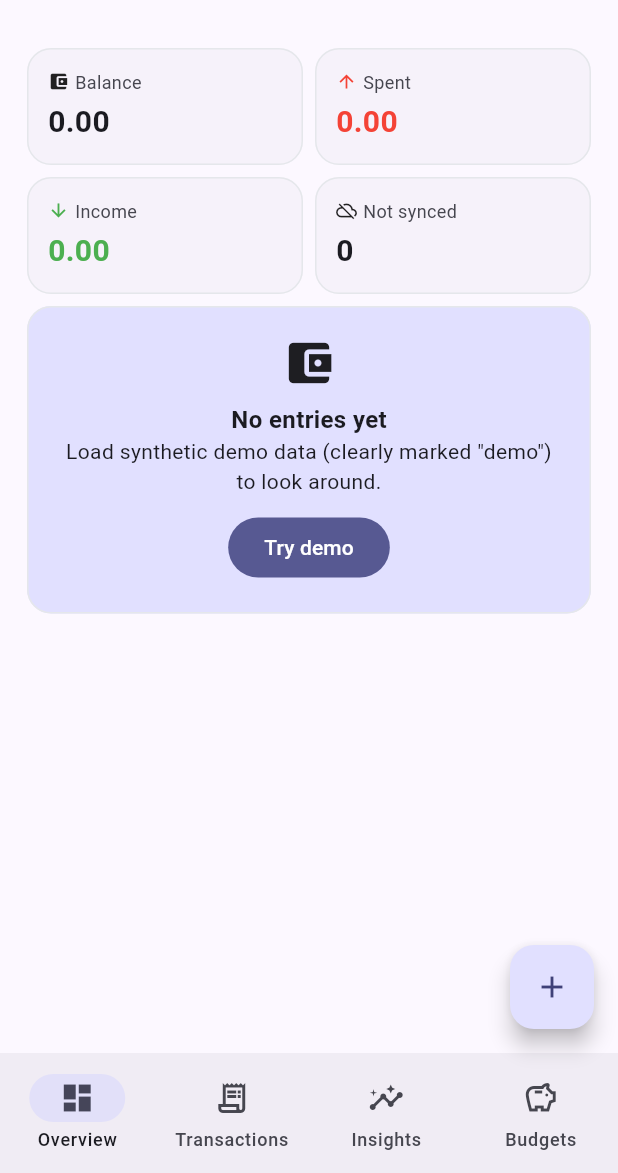
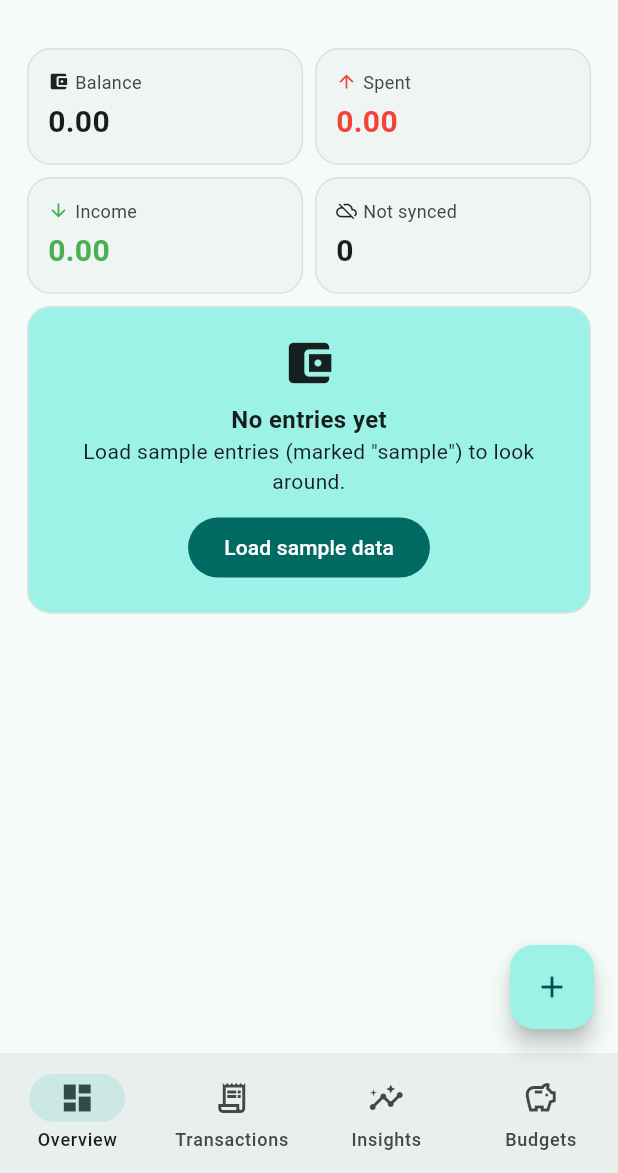
Before and after one commit to ZeyadMohamed00/flutter-smart-expense-tracker, a Flutter app: the screen it shows after launch, on a phone screen of 412 x 824 dp, the part 63-1236 px from its top. Run offline on Flutter 3.47's test engine with Material 3 defaults, Android fonts, the phone set to English and light mode, and no system bars; our stand-ins replace equatable, flutter_bloc, sqflite, sqflite_common_ffi_web; accounts and stored records are empty.

Commit message:
ui: teal identity, custom logo and PWA icons, remove demo wording

```diff
--- a/app/lib/bloc/expense_bloc.dart
+++ b/app/lib/bloc/expense_bloc.dart
@@ -134,8 +134,8 @@ class ExpenseBloc extends Bloc<ExpenseEvent, ExpenseState> {
     });
     on<DemoRequested>((e, emit) async {
       const demo = [
-        (4500, 'food', 'Groceries (demo)', false), (1200, 'transport', 'Metro card (demo)', false), (8000, 'rent', 'Share of rent (demo)', false),
-        (2500, 'fun', 'Cinema (demo)', false), (650, 'food', 'Coffee (demo)', false), (30000, 'salary', 'Freelance payment (demo)', true), (1800, 'transport', 'Taxi (demo)', false),
+        (4500, 'food', 'Groceries (sample)', false), (1200, 'transport', 'Metro card (sample)', false), (8000, 'rent', 'Share of rent (sample)', false),
+        (2500, 'fun', 'Cinema (sample)', false), (650, 'food', 'Coffee (sample)', false), (30000, 'salary', 'Freelance payment (sample)', true), (1800, 'transport', 'Taxi (sample)', false),
       ];
       final base = now();
       for (final (i, d) in demo.indexed) {
--- a/app/lib/ui/app.dart
+++ b/app/lib/ui/app.dart
@@ -6,7 +6,7 @@ import '../bloc/expense_bloc.dart';
 import '../data/csv.dart';
 import '../data/expense.dart';
 
-const _palette = [Color(0xFF6366F1), Color(0xFF14B8A6), Color(0xFFF59E0B), Color(0xFFEC4899), Color(0xFF0EA5E9), Color(0xFF8B5CF6), Color(0xFFEF4444), Color(0xFF22C55E)];
+const _palette = [Color(0xFF0F766E), Color(0xFF14B8A6), Color(0xFFF59E0B), Color(0xFFEC4899), Color(0xFF0EA5E9), Color(0xFF8B5CF6), Color(0xFFEF4444), Color(0xFF22C55E)];
 Color catColor(String c) => _palette[c.toLowerCase().codeUnits.fold(0, (a, b) => a + b) % _palette.length];
 IconData catIcon(String c) {
   switch (c.toLowerCase()) {
@@ -28,7 +28,7 @@ class ExpenseApp extends StatefulWidget {
 
 class _ExpenseAppState extends State<ExpenseApp> {
   ThemeMode mode = ThemeMode.light;
-  ThemeData _theme(Brightness b) => ThemeData(colorSchemeSeed: const Color(0xFF6366F1), brightness: b, useMaterial3: true, cardTheme: CardThemeData(elevation: 0, shape: RoundedRectangleBorder(borderRadius: BorderRadius.circular(16), side: BorderSide(color: b == Brightness.light ? const Color(0xFFE5E7EB) : const Color(0xFF334155)))));
+  ThemeData _theme(Brightness b) => ThemeData(colorSchemeSeed: const Color(0xFF0F766E), brightness: b, useMaterial3: true, cardTheme: CardThemeData(elevation: 0, shape: RoundedRectangleBorder(borderRadius: BorderRadius.circular(16), side: BorderSide(color: b == Brightness.light ? const Color(0xFFD9E2DF) : const Color(0xFF334155)))));
   @override
   Widget build(BuildContext context) => BlocProvider.value(
       value: widget.bloc,
@@ -133,9 +133,9 @@ class _DemoCard extends StatelessWidget {
         const Icon(Icons.account_balance_wallet, size: 36),
         const SizedBox(height: 8),
         const Text('No entries yet', style: TextStyle(fontWeight: FontWeight.w700, fontSize: 16)),
-        const Text('Load synthetic demo data (clearly marked "demo") to look around.', textAlign: TextAlign.center),
+        const Text('Load sample entries (marked "sample") to look around.', textAlign: TextAlign.center),
         const SizedBox(height: 10),
-        FilledButton(key: const Key('try-demo'), onPressed: () => context.read<ExpenseBloc>().add(DemoRequested()), child: const Text('Try demo')),
+        FilledButton(key: const Key('load-sample'), onPressed: () => context.read<ExpenseBloc>().add(DemoRequested()), child: const Text('Load sample data')),
       ])));
 }
 
@@ -185,7 +185,7 @@ class _Overview extends StatelessWidget {
               maxY: maxY * 1.2, gridData: const FlGridData(show: false), borderData: FlBorderData(show: false),
               titlesData: FlTitlesData(show: true, leftTitles: const AxisTitles(), rightTitles: const AxisTitles(), topTitles: const AxisTitles(),
                   bottomTitles: AxisTitles(sideTitles: SideTitles(showTitles: true, getTitlesWidget: (v, m) => SideTitleWidget(meta: m, child: Text(['Mon', 'Tue', 'Wed', 'Thu', 'Fri', 'Sat', 'Sun'][days[v.toInt()].weekday - 1], style: const TextStyle(fontSize: 11)))))),
-              barGroups: [for (final (i, v) in perDay.indexed) BarChartGroupData(x: i, barRods: [BarChartRodData(toY: v, width: 18, color: const Color(0xFF6366F1), borderRadius: BorderRadius.circular(5))])]))),
+              barGroups: [for (final (i, v) in perDay.indexed) BarChartGroupData(x: i, barRods: [BarChartRodData(toY: v, width: 18, color: const Color(0xFF0F766E), borderRadius: BorderRadius.circular(5))])]))),
         ]))),
         Card(child: Padding(padding: const EdgeInsets.all(14), child: Column(crossAxisAlignment: CrossAxisAlignment.start, children: [
           const Text('Where it goes', style: TextStyle(fontWeight: FontWeight.w700)),
```
Also changed, not shown: docs/web-demo.png, 12 other files.
